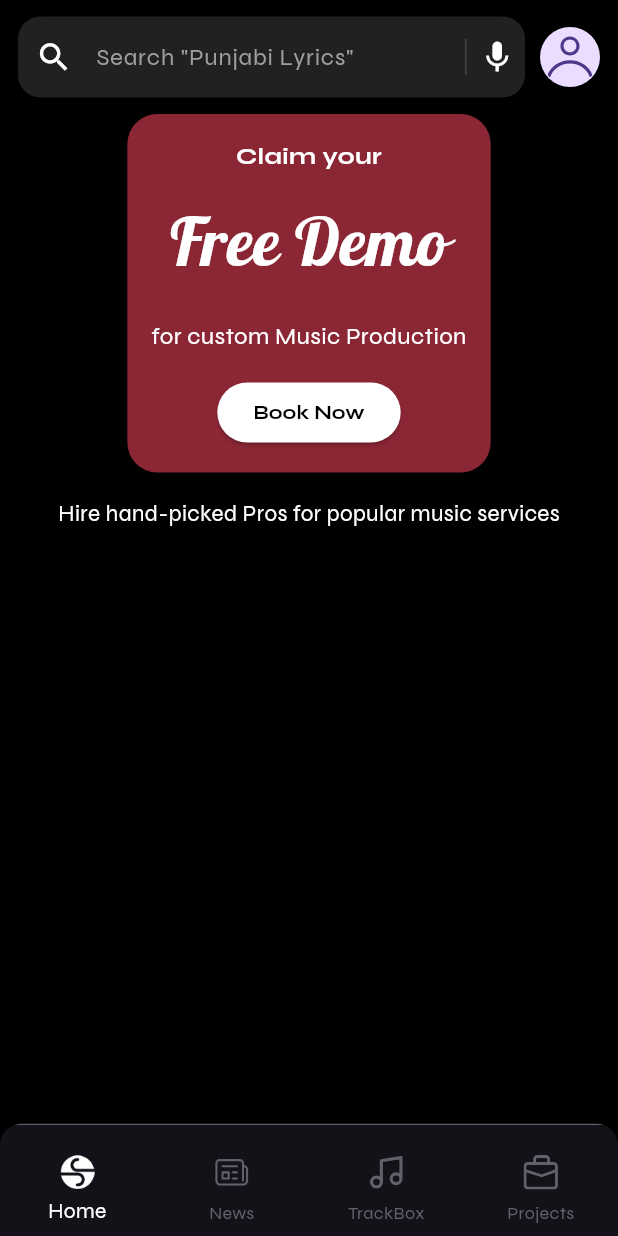
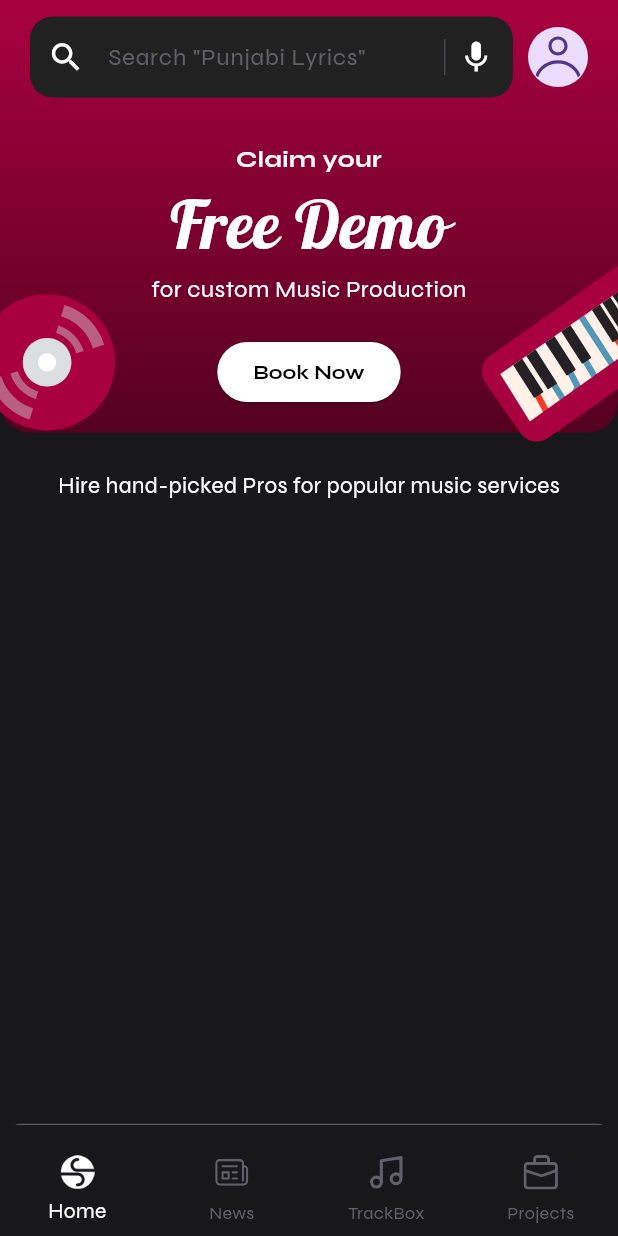
Before and after one commit to shenmareparas/S.Rocks.Music, a Flutter app: the screen it shows after launch, on a phone screen of 412 x 824 dp. Run offline on Flutter 3.47's test engine with Material 3 defaults, Android fonts, the phone set to English and light mode, and no system bars; our stand-ins replace cloud_firestore, firebase_core, flutter_svg; accounts and stored records are empty.

Commit message:
updated banner

```diff
--- a/lib/views/home_screen.dart
+++ b/lib/views/home_screen.dart
@@ -18,17 +18,41 @@ class HomeScreen extends StatelessWidget {
         FocusScope.of(context).unfocus();
       },
       child: Scaffold(
-        backgroundColor: Colors.black,
+        backgroundColor: Color(0xFF18171C),
         body: SafeArea(
           child: Column(
             children: [
-              // Search Bar
+              Stack(
+                children: [
+                  Container(
+                    height: MediaQuery.of(context).size.height * 0.35,
+                    decoration: BoxDecoration(
+                      gradient: LinearGradient(
+                        begin: Alignment.topCenter,
+                        end: Alignment.bottomCenter,
+                        colors: [
+                          Color(0xFFA90140), // Starting color
+                          Color(0xFF550120), // Ending color
+                        ],
+                      ),
+                      borderRadius: BorderRadius.only(
+                        bottomLeft: Radius.circular(20),
+                        bottomRight: Radius.circular(20),
+                      ),
+                    ),
+                  ),
+                  Column(
+                    children: [
                       CustomSearchBar(),
-              // Banner
+                      SizedBox(height: 18),
                       BannerSection(),
+                    ],
+                  ),
+                ],
+              ),
               // Services Section
               Padding(
-                padding: const EdgeInsets.all(16.0),
+                padding: const EdgeInsets.all(24),
                 child: Align(
                   alignment: Alignment.center,
                   child: Text(
@@ -47,7 +71,7 @@ class HomeScreen extends StatelessWidget {
                     : viewModel.error != null
                     ? Center(child: Text('Error: ${viewModel.error}'))
                     : ListView.builder(
-                  padding: EdgeInsets.symmetric(horizontal: 16),
+                        padding: EdgeInsets.symmetric(horizontal: 30),
                         itemCount: viewModel.services.length,
                         itemBuilder: (context, index) {
                           final service = viewModel.services[index];
--- a/lib/views/widgets/banner_section.dart
+++ b/lib/views/widgets/banner_section.dart
@@ -1,18 +1,16 @@
 import 'package:flutter/material.dart';
+import 'package:flutter_svg/flutter_svg.dart';
 
 class BannerSection extends StatelessWidget {
   const BannerSection({super.key});
 
   @override
   Widget build(BuildContext context) {
-    return Container(
-      margin: EdgeInsets.symmetric(horizontal: 16),
-      padding: EdgeInsets.all(16),
-      decoration: BoxDecoration(
-        color: Color(0xFF8B2635),
-        borderRadius: BorderRadius.circular(20),
-      ),
-      child: Column(
+    return Stack(
+      clipBehavior: Clip.none,
+      alignment: Alignment.center,
+      children: [
+        Column(
           crossAxisAlignment: CrossAxisAlignment.center,
           children: [
             Text(
@@ -24,7 +22,6 @@ class BannerSection extends StatelessWidget {
               ),
               textAlign: TextAlign.center,
             ),
-          SizedBox(height: 13),
             Text(
               'Free Demo',
               style: TextStyle(
@@ -35,13 +32,12 @@ class BannerSection extends StatelessWidget {
               ),
               textAlign: TextAlign.center,
             ),
-          SizedBox(height: 20),
             Text(
               'for custom Music Production',
               style: TextStyle(color: Colors.white, fontSize: 16),
               textAlign: TextAlign.center,
             ),
-          SizedBox(height: 16),
+            SizedBox(height: 20),
             ElevatedButton(
               onPressed: () {},
               style: ElevatedButton.styleFrom(
@@ -53,14 +49,30 @@ class BannerSection extends StatelessWidget {
               ),
               child: Text(
                 'Book Now',
-              style: TextStyle(
-                fontSize: 13,
-                fontWeight: FontWeight.w700,
-              ),
+                style: TextStyle(fontSize: 13, fontWeight: FontWeight.w700),
               ),
             ),
           ],
         ),
+        Positioned(
+          left: -130,
+          bottom: -30,
+          child: SvgPicture.asset(
+            'assets/icons/cd.svg',
+            height: 121,
+            width: 121,
+          ),
+        ),
+        Positioned(
+          right: -145,
+          bottom: -30,
+          child: SvgPicture.asset(
+            'assets/icons/piano.svg',
+            height: 135,
+            width: 135,
+          ),
+        ),
+      ],
     );
   }
 }
--- a/lib/views/widgets/custom_bottom_navigation_bar.dart
+++ b/lib/views/widgets/custom_bottom_navigation_bar.dart
@@ -14,9 +14,9 @@ class CustomBottomNavigationBar extends StatelessWidget {
       child: Container(
         decoration: BoxDecoration(
           border: Border(top: BorderSide(color: Color(0xFF61616B), width: 1.0)),
-          color: Color(0xFF18171C),
         ),
         child: BottomNavigationBar(
+          backgroundColor: Color(0xFF18171C),
           showUnselectedLabels: true,
           selectedItemColor: Colors.white,
           unselectedItemColor: Color(0xFF61616B),
--- a/lib/views/widgets/custom_search_bar.dart
+++ b/lib/views/widgets/custom_search_bar.dart
@@ -7,19 +7,15 @@ class CustomSearchBar extends StatelessWidget {
   @override
   Widget build(BuildContext context) {
     return Padding(
-      padding: const EdgeInsets.symmetric(horizontal: 12, vertical: 11),
+      padding: const EdgeInsets.symmetric(horizontal: 20, vertical: 11),
       child: Row(
         children: [
           Expanded(
             child: TextField(
               decoration: InputDecoration(
                 hintText: 'Search "Punjabi Lyrics"',
-                hintStyle: TextStyle(color: Colors.grey),
-                prefixIcon: Icon(
-                  Icons.search,
-                  color: Colors.white,
-                  size: 25,
-                ),
+                hintStyle: TextStyle(color: Color(0xFF61616B)),
+                prefixIcon: Icon(Icons.search, color: Colors.white, size: 25),
                 suffixIcon: Row(
                   mainAxisSize: MainAxisSize.min,
                   children: [
@@ -29,7 +25,10 @@ class CustomSearchBar extends StatelessWidget {
                       color: Color(0xFF45454F),
                       margin: EdgeInsets.symmetric(horizontal: 8),
                     ),
-                    Icon(Icons.mic, color: Colors.white, size: 25),
+                    Padding(
+                      padding: const EdgeInsets.only(right: 12),
+                      child: Icon(Icons.mic, color: Colors.white, size: 25),
+                    ),
                   ],
                 ),
                 filled: true,
--- a/lib/views/widgets/service_card.dart
+++ b/lib/views/widgets/service_card.dart
@@ -57,7 +57,7 @@ class ServiceCard extends StatelessWidget {
                   errorBuilder: (context, error, stackTrace) =>
                       Icon(Icons.error),
                 ),
-                SizedBox(width: 16),
+                SizedBox(width: 10),
                 Expanded(
                   child: Column(
                     crossAxisAlignment: CrossAxisAlignment.start,
@@ -70,7 +70,7 @@ class ServiceCard extends StatelessWidget {
                           fontWeight: FontWeight.bold,
                         ),
                       ),
-                      SizedBox(height: 4),
+                      // SizedBox(height: 4),
                       Text(
                         service.description,
                         style: TextStyle(color: Colors.grey, fontSize: 13),
@@ -78,7 +78,10 @@ class ServiceCard extends StatelessWidget {
                     ],
                   ),
                 ),
-                SvgPicture.asset('assets/icons/arrow.svg'),
+                Padding(
+                  padding: const EdgeInsets.only(right: 5),
+                  child: SvgPicture.asset('assets/icons/arrow.svg'),
+                ),
               ],
             ),
           ),
```
Lines whose indentation alone changed are shown as unchanged.
